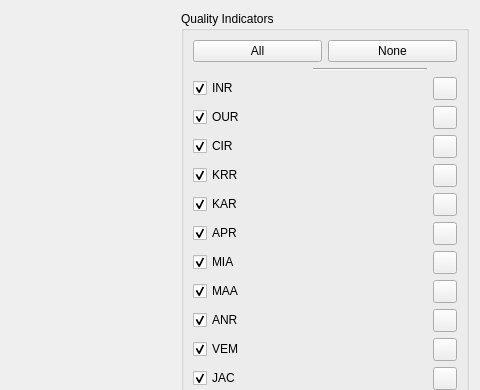
Qt form src/meshfullmetricswidget.ui (DanielaCabiddu/PEMesh.2) before a commit; both pictures show x 125 to 605 and y 0 to 390 of the 605 by 560 pixel window.
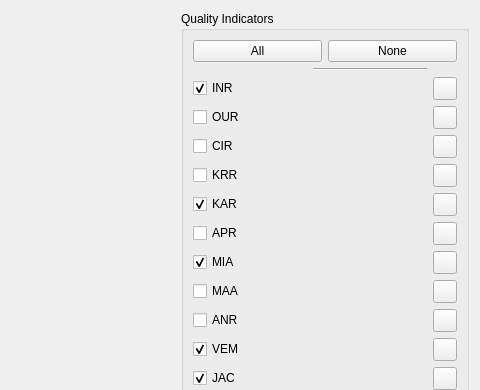
The same form after that commit. Icons and pictures are not drawn.

```diff
--- a/src/meshfullmetricswidget.ui
+++ b/src/meshfullmetricswidget.ui
@@ -87,7 +87,7 @@
              <string>OUR</string>
             </property>
             <property name="checked">
-             <bool>true</bool>
+             <bool>false</bool>
             </property>
            </widget>
           </item>
@@ -104,7 +104,7 @@
              <string>CIR</string>
             </property>
             <property name="checked">
-             <bool>true</bool>
+             <bool>false</bool>
             </property>
            </widget>
           </item>
@@ -121,7 +121,7 @@
              <string>KRR</string>
             </property>
             <property name="checked">
-             <bool>true</bool>
+             <bool>false</bool>
             </property>
            </widget>
           </item>
@@ -155,7 +155,7 @@
              <string>APR</string>
             </property>
             <property name="checked">
-             <bool>true</bool>
+             <bool>false</bool>
             </property>
            </widget>
           </item>
@@ -189,7 +189,7 @@
              <string>MAA</string>
             </property>
             <property name="checked">
-             <bool>true</bool>
+             <bool>false</bool>
             </property>
            </widget>
           </item>
@@ -206,7 +206,7 @@
              <string>ANR</string>
             </property>
             <property name="checked">
-             <bool>true</bool>
+             <bool>false</bool>
             </property>
            </widget>
           </item>
```
